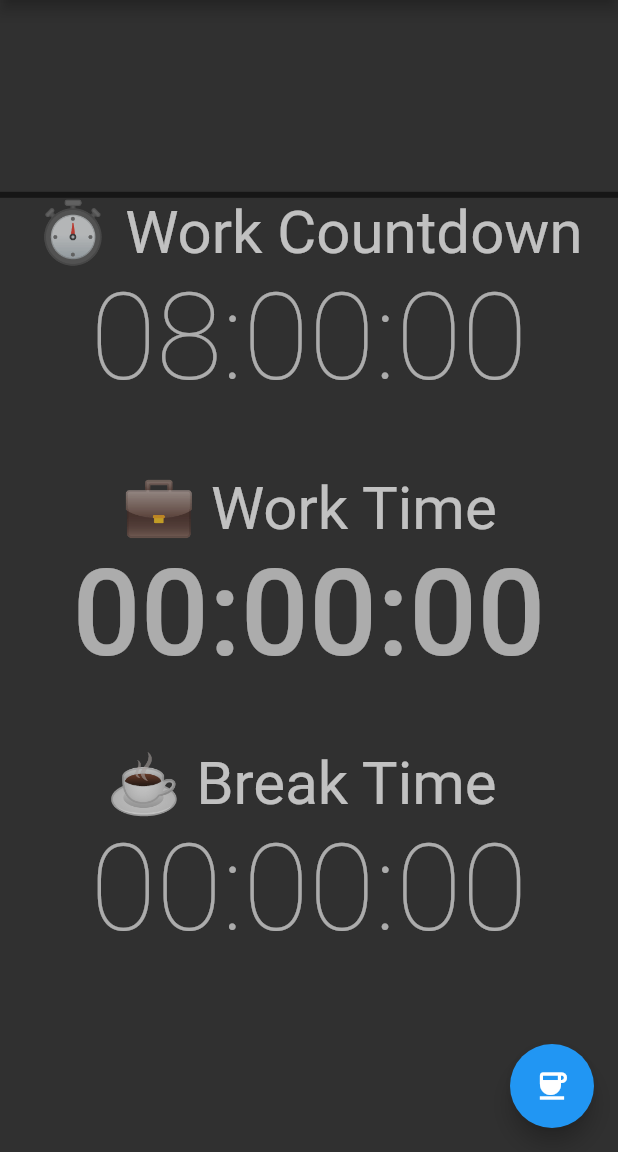
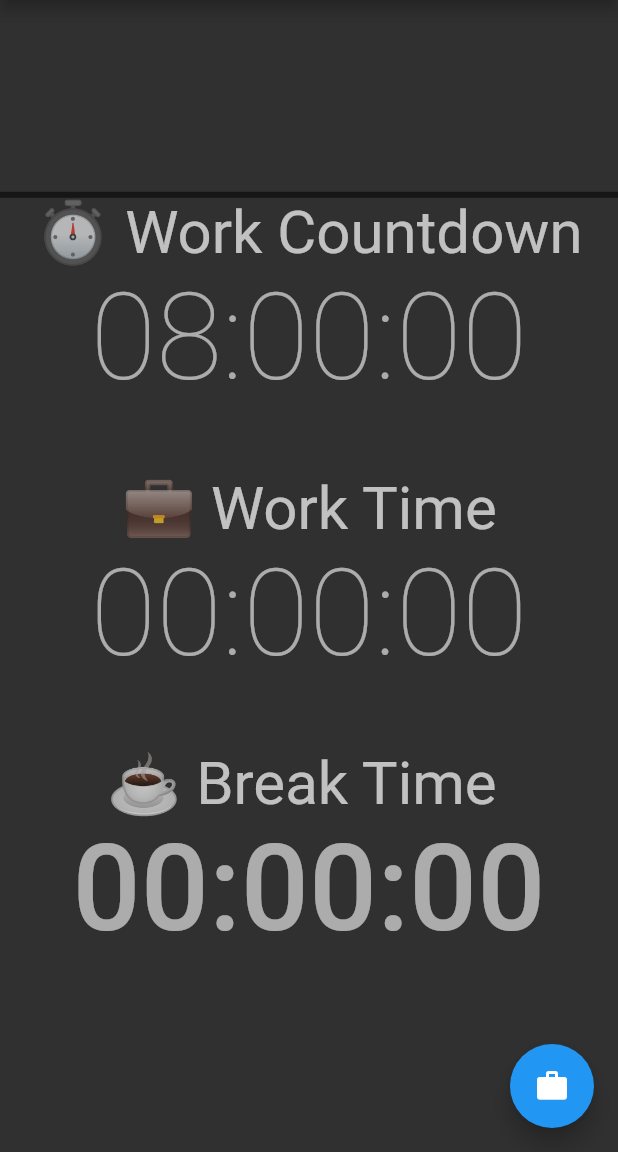
Before and after one commit to mirkoole/Stempli-Flutter-App, a Flutter app: the first screen one second after launch, on a phone screen of 412 x 824 dp, the part 84-1236 px from its top. Run offline on Flutter 3.47's test engine with Material 2 defaults, Android fonts, the phone set to English and light mode, and no system bars; our stand-ins replace flutter_settings_screens, shared_preferences.

Commit message:
fix autostart

```diff
--- a/lib/screens/home.dart
+++ b/lib/screens/home.dart
@@ -23,7 +23,7 @@ class _HomeScreenState extends State<HomeScreen> {
   // internal vars
   Timer? _timer;
 
-  bool _working = false;
+  bool _working = true;
 
   int _lastToggleTimestamp = 0;
   int _workTimeTotal = 0;
@@ -63,7 +63,7 @@ class _HomeScreenState extends State<HomeScreen> {
     _adjustInterval = prefs.getInt('adjustInterval') ?? 60 * 10;
 
     setState(() {
-      _working = prefs.getBool('working') ?? false;
+      _working = prefs.getBool('working') ?? true;
       _workTimeTotal = prefs.getInt('workTimeTotal') ?? 0;
       _breakTimeTotal = prefs.getInt('breakTimeTotal') ?? 0;
       _lastToggleTimestamp = prefs.getInt('lastToggleTimestamp') ?? 0;
```
